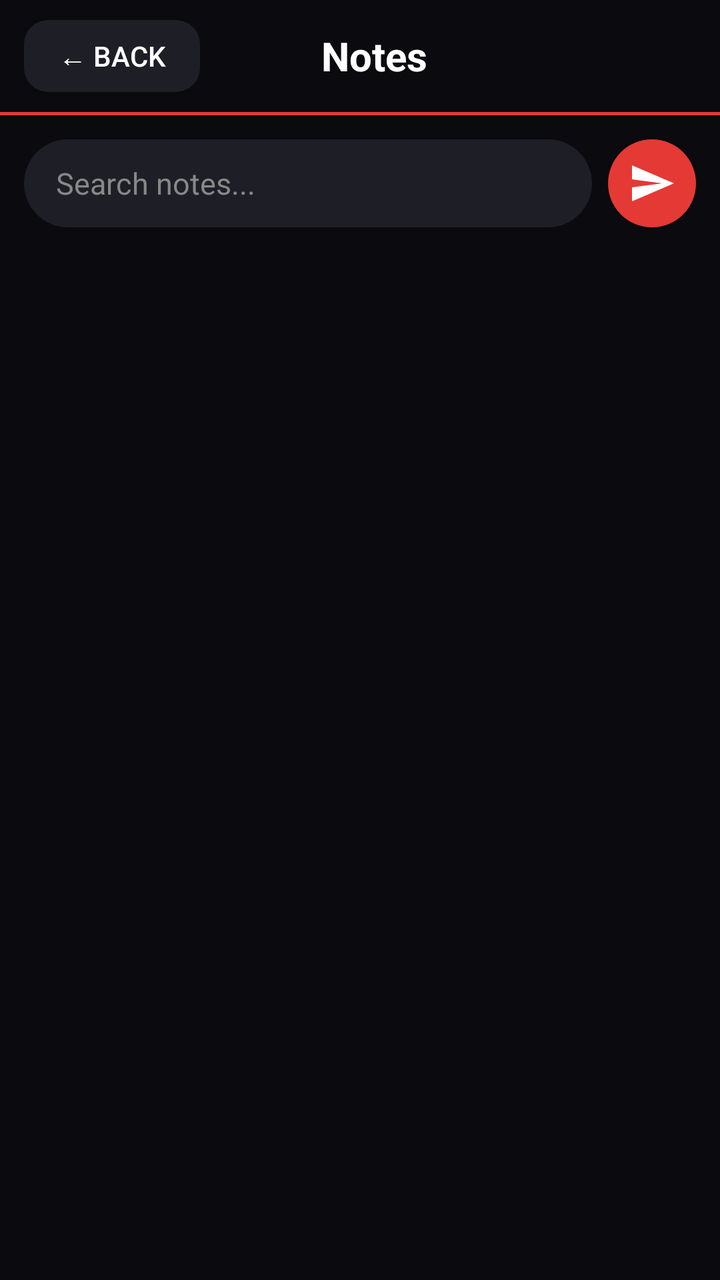
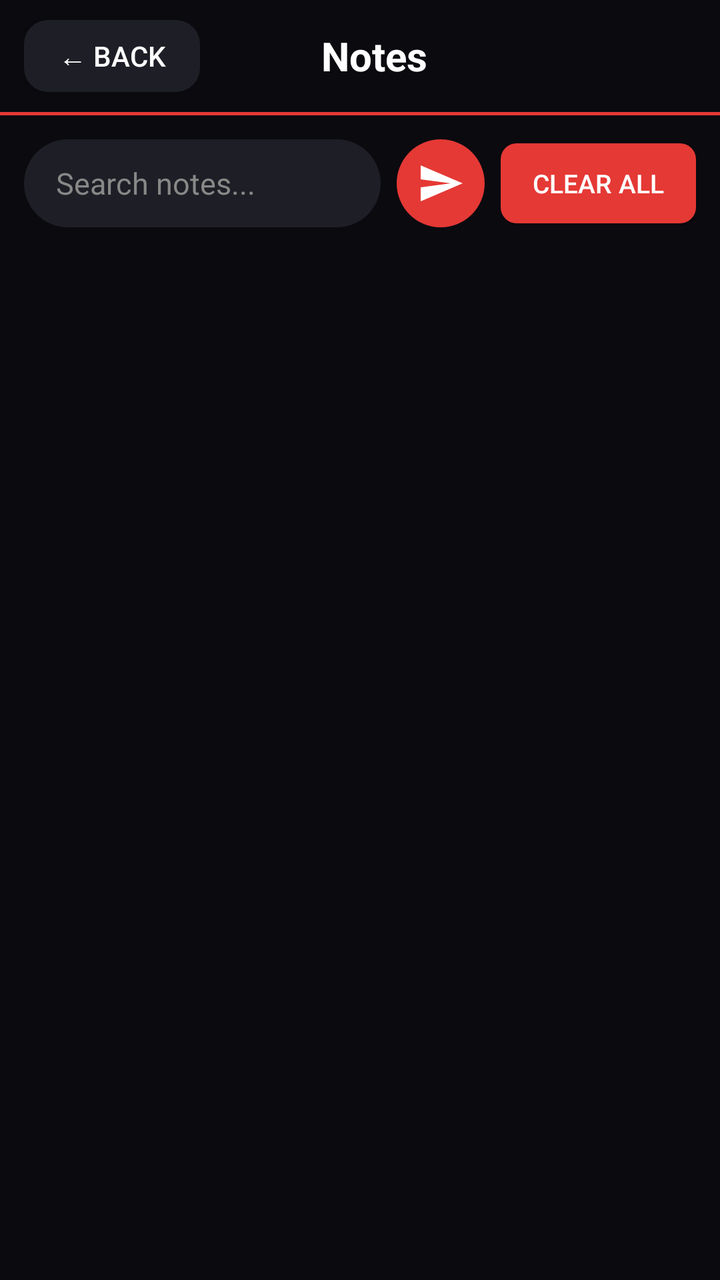

An Android layout rendered at two revisions. The XML below is the earlier revision; the diff shows what the commit changed to produce the second picture.
<!-- AndroidManifest.xml: application theme Theme.AppCompat.Light.NoActionBar -->
<!-- res/layout/activity_notes.xml -->
<?xml version="1.0" encoding="utf-8"?>
<LinearLayout
    xmlns:android="http://schemas.android.com/apk/res/android"
    android:layout_width="match_parent"
    android:layout_height="match_parent"
    android:background="#0A0A0F"
    android:orientation="vertical">

    
    <LinearLayout
        android:layout_width="match_parent"
        android:layout_height="56dp"
        android:orientation="horizontal"
        android:gravity="center_vertical"
        android:paddingStart="12dp"
        android:paddingEnd="16dp"
        android:background="#0A0A0F">

        <Button
            android:id="@+id/backButton"
            android:layout_width="wrap_content"
            android:layout_height="36dp"
            android:text="← Back"
            android:textColor="#FFFFFF"
            android:textSize="14sp"
            android:background="@drawable/rounded_dark_button"
            android:paddingStart="12dp"
            android:paddingEnd="12dp"/>

        <TextView
            android:layout_width="0dp"
            android:layout_height="wrap_content"
            android:layout_weight="1"
            android:text="Notes"
            android:textColor="#FFFFFF"
            android:textSize="20sp"
            android:textStyle="bold"
            android:gravity="center"/>

        <View
            android:layout_width="70dp"
            android:layout_height="wrap_content"/>

    </LinearLayout>

    
    <View
        android:layout_width="match_parent"
        android:layout_height="1.5dp"
        android:background="#E53935"/>

    
    <LinearLayout
        android:layout_width="match_parent"
        android:layout_height="wrap_content"
        android:orientation="horizontal"
        android:gravity="center_vertical"
        android:padding="12dp">

        <EditText
            android:id="@+id/searchNotes"
            style="@style/WhiteHintEditText"
            android:layout_width="0dp"
            android:layout_height="44dp"
            android:layout_weight="1"
            android:background="@drawable/input_background"
            android:paddingStart="16dp"
            android:paddingEnd="16dp"
            android:hint="Search notes..."
            android:textColor="#FFFFFF"
            android:textSize="15sp"
            android:inputType="text"
            android:layout_marginEnd="8dp"/>

        <ImageButton
            android:id="@+id/addNoteButton"
            android:layout_width="44dp"
            android:layout_height="44dp"
            android:background="@drawable/rounded_red_button"
            android:src="@drawable/ic_send"
            android:padding="10dp"
            android:contentDescription="Add Note"/>

    </LinearLayout>

    
    <androidx.recyclerview.widget.RecyclerView
        android:id="@+id/notesRecyclerView"
        android:layout_width="match_parent"
        android:layout_height="match_parent"
        android:paddingTop="8dp"
        android:clipToPadding="false"/>

</LinearLayout>
<!-- resources referenced by this layout -->
<resources>
  <!-- drawable ic_send (drawable) -->
  <?xml version="1.0" encoding="utf-8"?>
  <vector xmlns:android="http://schemas.android.com/apk/res/android"
      android:width="24dp"
      android:height="24dp"
      android:viewportWidth="24"
      android:viewportHeight="24">
      <path
          android:fillColor="#FFFFFF"
          android:pathData="M2.01,21L23,12 2.01,3 2,10l15,2-15,2z"/>
  </vector>
  <!-- drawable input_background (drawable) -->
  <?xml version="1.0" encoding="utf-8"?>
  <shape xmlns:android="http://schemas.android.com/apk/res/android"
      android:shape="rectangle">
      <solid android:color="#1E1E26"/>
      <corners android:radius="24dp"/>
  </shape>
  <!-- drawable rounded_dark_button (drawable) -->
  <?xml version="1.0" encoding="utf-8"?>
  <shape xmlns:android="http://schemas.android.com/apk/res/android"
      android:shape="rectangle">
      <solid android:color="#1E1E26"/>
      <corners android:radius="12dp"/>
  </shape>
  <!-- drawable rounded_red_button (drawable) -->
  <?xml version="1.0" encoding="utf-8"?>
  <shape xmlns:android="http://schemas.android.com/apk/res/android"
      android:shape="oval">
      <solid android:color="#E53935"/>
  </shape>
  <style name="WhiteHintEditText" parent="Widget.AppCompat.EditText">
          <item name="android:textColor">#FFFFFF</item>
          <item name="android:textColorHint">#888888</item>
      </style>
</resources>

<!-- the commit's change to res/layout/activity_notes.xml (unified diff, before → after) -->
@@ -80,6 +80,18 @@
             android:src="@drawable/ic_send"
             android:padding="10dp"
             android:contentDescription="Add Note"/>
+        
+        <Button
+            android:id="@+id/clearAllNotesButton"
+            android:layout_width="wrap_content"
+            android:layout_height="40dp"
+            android:text="Clear All"
+            android:textColor="#FFFFFF"
+            android:textSize="13sp"
+            android:background="@drawable/settings_button_red"
+            android:paddingStart="16dp"
+            android:paddingEnd="16dp"
+            android:layout_marginStart="8dp"/>
 
     </LinearLayout>
 
<!-- resource entries referenced after the edit -->
@@ -31,6 +31,13 @@
       android:shape="oval">
       <solid android:color="#E53935"/>
   </shape>
+  <!-- drawable settings_button_red (drawable) -->
+  <?xml version="1.0" encoding="utf-8"?>
+  <shape xmlns:android="http://schemas.android.com/apk/res/android"
+      android:shape="rectangle">
+      <solid android:color="#E53935"/>
+      <corners android:radius="8dp"/>
+  </shape>
   <style name="WhiteHintEditText" parent="Widget.AppCompat.EditText">
           <item name="android:textColor">#FFFFFF</item>
           <item name="android:textColorHint">#888888</item>
